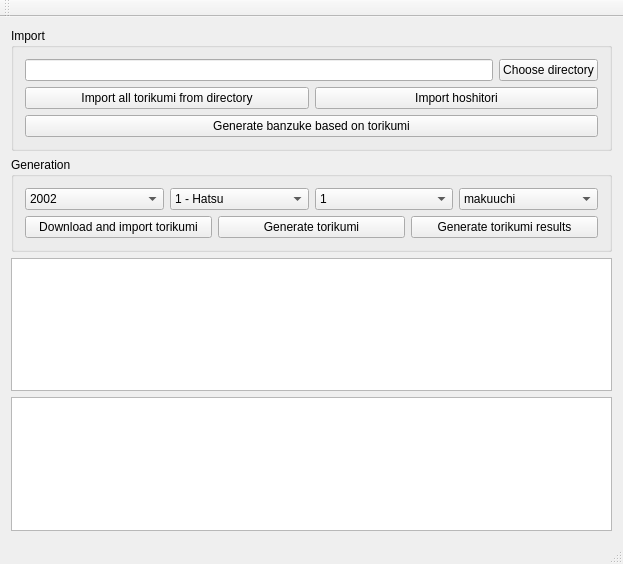
First picture: the form in mainwindow.ui, repository akdtg/ozumo, before the edit.
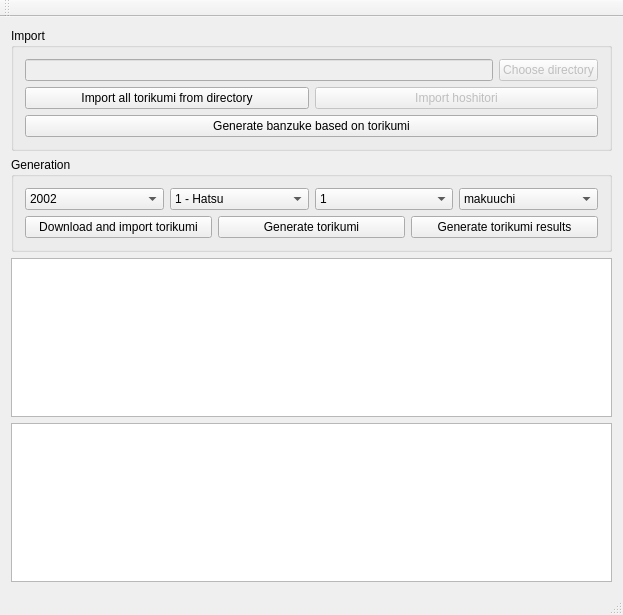
Second picture: the form after the edit.

Commit message: increase default height of main window enable import block while disable choose directory and hoshitori import

```diff
--- a/mainwindow.ui
+++ b/mainwindow.ui
@@ -7,7 +7,7 @@
     <x>0</x>
     <y>0</y>
     <width>623</width>
-    <height>564</height>
+    <height>615</height>
    </rect>
   </property>
   <property name="windowTitle">
@@ -27,10 +27,17 @@
        <item row="0" column="0">
         <layout class="QHBoxLayout" name="horizontalLayout_3">
          <item>
-          <widget class="QLineEdit" name="lineEdit"/>
+          <widget class="QLineEdit" name="lineEdit">
+           <property name="enabled">
+            <bool>false</bool>
+           </property>
+          </widget>
          </item>
          <item>
           <widget class="QPushButton" name="pushButton">
+           <property name="enabled">
+            <bool>false</bool>
+           </property>
            <property name="text">
             <string>Choose directory</string>
            </property>
@@ -49,6 +56,9 @@
          </item>
          <item>
           <widget class="QPushButton" name="pushButton_Hoshitori">
+           <property name="enabled">
+            <bool>false</bool>
+           </property>
            <property name="text">
             <string>Import hoshitori</string>
            </property>
```
